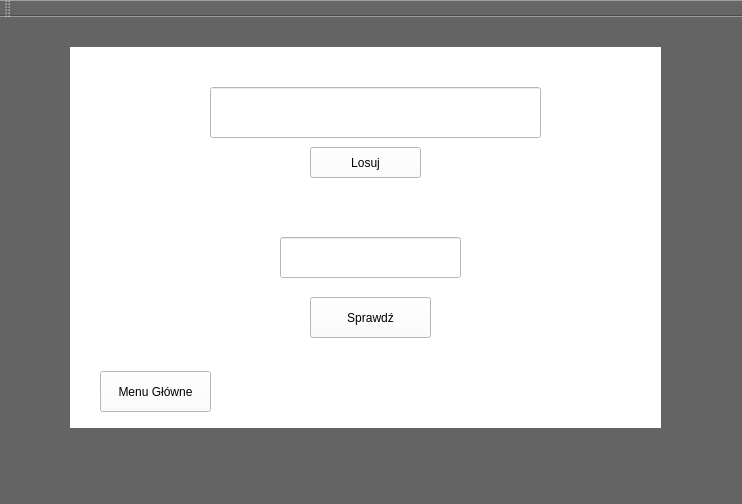
Above: langapp/mainwindow.ui from rafalbober/QtLanguageApp before the change. Below: the same form after it.
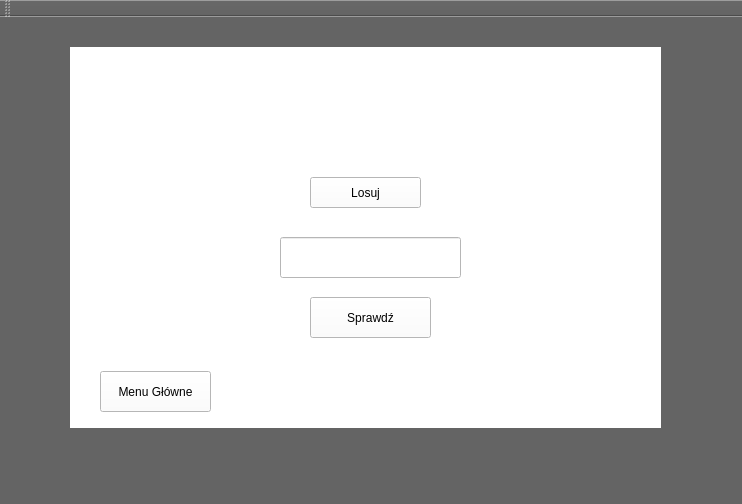
That is the form after the change. The open tabs and pages were chosen to show the change.

Patch:
```diff
--- a/langapp/mainwindow.ui
+++ b/langapp/mainwindow.ui
@@ -390,21 +390,11 @@
      </widget>
     </widget>
     <widget class="QWidget" name="page_6">
-     <widget class="QLineEdit" name="jpnWord">
-      <property name="geometry">
-       <rect>
-        <x>140</x>
-        <y>40</y>
-        <width>331</width>
-        <height>51</height>
-       </rect>
-      </property>
-     </widget>
      <widget class="QPushButton" name="jpnRand">
       <property name="geometry">
        <rect>
         <x>240</x>
-        <y>100</y>
+        <y>130</y>
         <width>111</width>
         <height>31</height>
        </rect>
@@ -449,6 +439,41 @@
        <string>Menu Główne</string>
       </property>
      </widget>
+     <widget class="QLabel" name="jpnWord">
+      <property name="geometry">
+       <rect>
+        <x>150</x>
+        <y>30</y>
+        <width>281</width>
+        <height>71</height>
+       </rect>
+      </property>
+      <property name="font">
+       <font>
+        <pointsize>30</pointsize>
+        <italic>true</italic>
+       </font>
+      </property>
+      <property name="text">
+       <string/>
+      </property>
+      <property name="alignment">
+       <set>Qt::AlignCenter</set>
+      </property>
+     </widget>
+     <widget class="QLabel" name="jpnRes">
+      <property name="geometry">
+       <rect>
+        <x>40</x>
+        <y>210</y>
+        <width>111</width>
+        <height>51</height>
+       </rect>
+      </property>
+      <property name="text">
+       <string/>
+      </property>
+     </widget>
     </widget>
    </widget>
   </widget>
```
Left out of the diff: 2 changed lines with no effect on the pictures.
